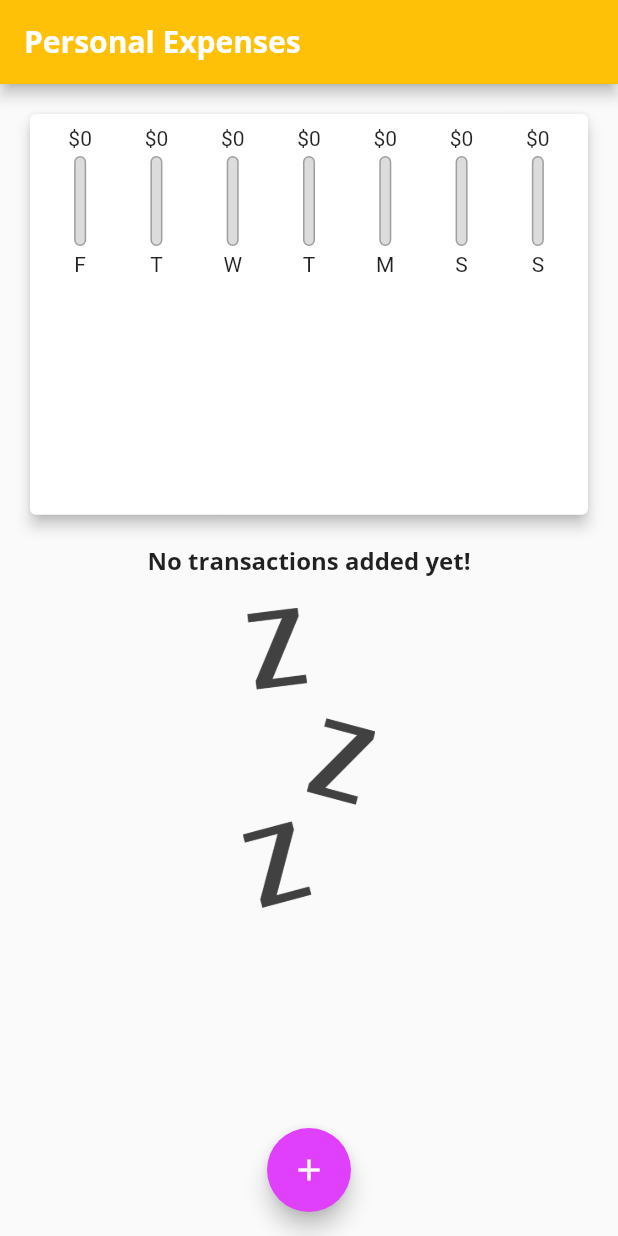
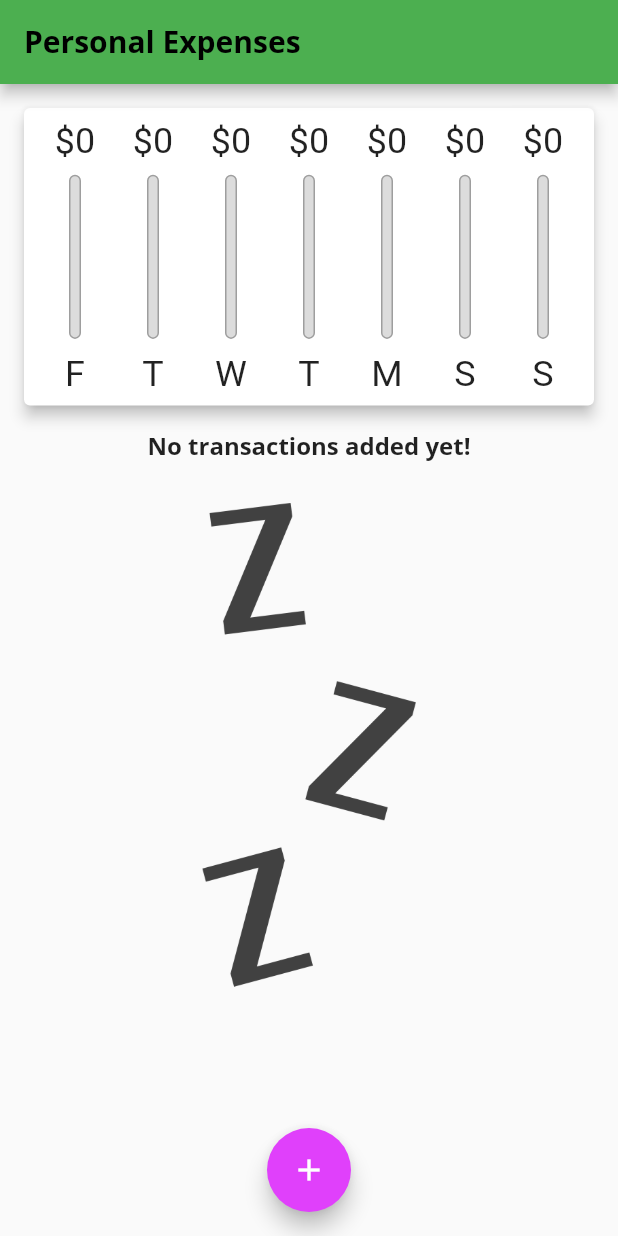
Before and after one commit to yusoofsh/demind, a Flutter app: the screen it shows after launch, on a phone screen of 412 x 824 dp. Run offline on Flutter 3.47's test engine with Material 2 defaults, Android fonts, the phone set to English and light mode, and no system bars.

Commit message:
feat(resp): different uis based on orientation

```diff
--- a/resp/lib/main.dart
+++ b/resp/lib/main.dart
@@ -13,7 +13,7 @@ class MyApp extends StatelessWidget {
     return MaterialApp(
       title: 'Personal Expenses',
       theme: ThemeData(
-        primarySwatch: Colors.amber,
+        primarySwatch: Colors.green,
         accentColor: Colors.purpleAccent,
         fontFamily: 'Quicksand',
         textTheme: Theme.of(context).textTheme.copyWith(
@@ -22,7 +22,6 @@ class MyApp extends StatelessWidget {
                 fontSize: 16,
                 fontWeight: FontWeight.bold,
               ),
-              button: TextStyle(color: Colors.white),
             ),
         appBarTheme: AppBarTheme(
           textTheme: Theme.of(context).textTheme.copyWith(
@@ -30,6 +29,7 @@ class MyApp extends StatelessWidget {
                   fontFamily: 'OpenSans',
                   fontSize: 20,
                   fontWeight: FontWeight.bold,
+                  color: Colors.black,
                 ),
               ),
         ),
@@ -46,6 +46,7 @@ class MyHomePage extends StatefulWidget {
 
 class _MyHomePageState extends State<MyHomePage> {
   final List<TransactionModel> _transactions = [];
+  bool _showChart = false;
 
   List<TransactionModel> get _recentTransactions {
     return _transactions.where((transaction) {
@@ -97,12 +98,54 @@ class _MyHomePageState extends State<MyHomePage> {
 
   AppBar get appBar => AppBar(
         title: Text('Personal Expenses'),
+        actions: _isLandscape
+            ? [
+                IconButton(
+                  icon: _showChart
+                      ? Icon(
+                          Icons.list_outlined,
+                          color: Theme.of(context).iconTheme.color,
+                        )
+                      : Icon(
+                          Icons.bar_chart_outlined,
+                          color: Theme.of(context).iconTheme.color,
+                        ),
+                  onPressed: () => setState(() {
+                    if (_showChart) {
+                      _showChart = false;
+                    } else {
+                      _showChart = true;
+                    }
+                  }),
+                )
+              ]
+            : null,
       );
 
   double get _calculateScreenHeight =>
       MediaQuery.of(context).size.height -
       MediaQuery.of(context).padding.top -
       appBar.preferredSize.height;
+
+  bool get _isLandscape =>
+      MediaQuery.of(context).orientation == Orientation.landscape;
+
+  Container _transactionChartContainer({double heightMultiplier = 1}) =>
+      Container(
+        height: _calculateScreenHeight * heightMultiplier,
+        child: TransactionChartWidget(
+          _recentTransactions,
+        ),
+      );
+
+  Container _transactionListContainer({double heightMultiplier = 1}) =>
+      Container(
+        height: _calculateScreenHeight * heightMultiplier,
+        child: TransactionListWidget(
+          transactions: _transactions,
+          deleteTransaction: _deleteTransaction,
+        ),
+      );
 
   @override
   Widget build(BuildContext context) {
@@ -113,24 +156,22 @@ class _MyHomePageState extends State<MyHomePage> {
         child: Icon(Icons.add_outlined),
         onPressed: () => _startAddNewTransaction(),
       ),
-      body: SingleChildScrollView(
-        child: Column(
-          crossAxisAlignment: CrossAxisAlignment.stretch,
-          children: [
-            SizedBox(
-              height: _calculateScreenHeight * 0.4,
-              child: TransactionChartWidget(_recentTransactions),
-            ),
-            SizedBox(
-              height: _calculateScreenHeight * 0.6,
-              child: TransactionListWidget(
-                transactions: _transactions,
-                deleteTransaction: _deleteTransaction,
+      body: _isLandscape
+          ? Center(
+              child: _showChart
+                  ? _transactionChartContainer()
+                  : _transactionListContainer(),
+            )
+          : SafeArea(
+              child: SingleChildScrollView(
+                child: Column(
+                  children: [
+                    _transactionChartContainer(heightMultiplier: 0.3),
+                    _transactionListContainer(heightMultiplier: 0.7),
+                  ],
+                ),
               ),
             ),
-          ],
-        ),
-      ),
     );
   }
 }
--- a/resp/lib/transaction/transaction_chart_bar_widget.dart
+++ b/resp/lib/transaction/transaction_chart_bar_widget.dart
@@ -13,16 +13,21 @@ class TransactionChartBarWidget extends StatelessWidget {
 
   @override
   Widget build(BuildContext context) {
+    return LayoutBuilder(
+      builder: (context, constraints) {
         return Column(
           children: [
-        FittedBox(
+            Container(
+              height: constraints.maxHeight * 0.15,
+              child: FittedBox(
                 child: Text('\$${spendingAmount.toStringAsFixed(0)}'),
               ),
+            ),
             SizedBox(
-          height: 4,
+              height: constraints.maxHeight * 0.05,
             ),
             Container(
-          height: 60,
+              height: constraints.maxHeight * 0.6,
               width: 8,
               child: Stack(
                 children: [
@@ -46,10 +51,17 @@ class TransactionChartBarWidget extends StatelessWidget {
               ),
             ),
             SizedBox(
-          height: 4,
+              height: constraints.maxHeight * 0.05,
             ),
-        Text(label),
+            Container(
+              height: constraints.maxHeight * 0.15,
+              child: FittedBox(
+                child: Text(label),
+              ),
+            ),
           ],
+        );
+      },
     );
   }
 }
--- a/resp/lib/transaction/transaction_chart_widget.dart
+++ b/resp/lib/transaction/transaction_chart_widget.dart
@@ -1,8 +1,8 @@
 import 'package:flutter/material.dart';
 import 'package:intl/intl.dart';
 
-import 'transaction_chart_bar_widget.dart';
-import 'transaction_model.dart';
+import './transaction_chart_bar_widget.dart';
+import './transaction_model.dart';
 
 class TransactionChartWidget extends StatelessWidget {
   final List<TransactionModel> recentTransactions;
@@ -43,7 +43,7 @@ class TransactionChartWidget extends StatelessWidget {
   Widget build(BuildContext context) {
     return Card(
       elevation: 4,
-      margin: EdgeInsets.all(20),
+      margin: EdgeInsets.all(16),
       child: Padding(
         padding: EdgeInsets.all(8),
         child: Row(
--- a/resp/lib/transaction/transaction_list_widget.dart
+++ b/resp/lib/transaction/transaction_list_widget.dart
@@ -15,23 +15,25 @@ class TransactionListWidget extends StatelessWidget {
   @override
   Widget build(BuildContext context) {
     if (transactions.isEmpty) {
-      return Column(
+      return LayoutBuilder(
+        builder: (context, constraints) => Column(
           children: [
             Text(
               'No transactions added yet!',
               style: Theme.of(context).textTheme.headline6,
             ),
             SizedBox(
-            height: 20,
+              height: constraints.maxHeight * 0.05,
             ),
             Container(
-            height: 200,
+              height: constraints.maxHeight * 0.6,
               child: Image.asset(
                 'assets/images/waiting.png',
                 fit: BoxFit.cover,
               ),
             ),
           ],
+        ),
       );
     } else {
       return ListView.builder(
@@ -40,7 +42,7 @@ class TransactionListWidget extends StatelessWidget {
           elevation: 4,
           margin: EdgeInsets.symmetric(
             vertical: 4,
-            horizontal: 20,
+            horizontal: 16,
           ),
           child: ListTile(
             leading: CircleAvatar(
```
Also changed, not shown: 1 other file. Lines whose indentation alone changed are shown as unchanged.
